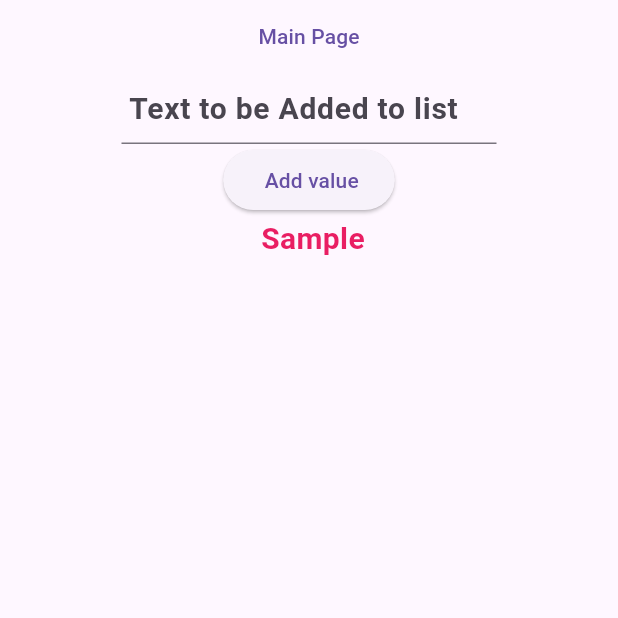
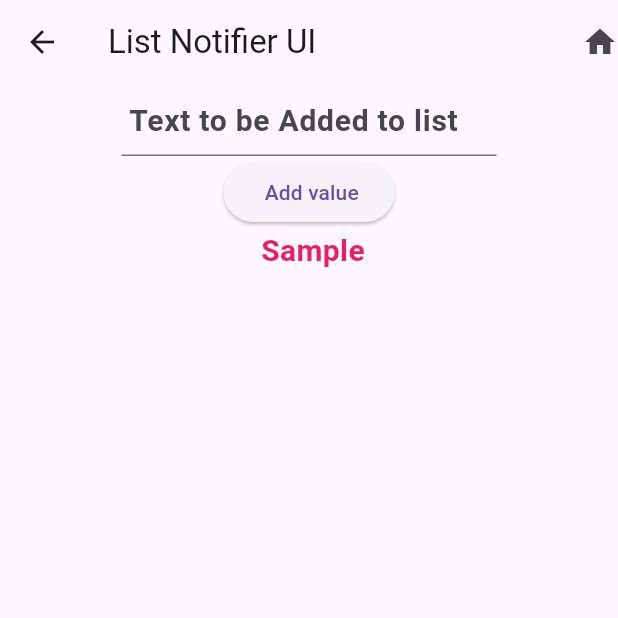
Before and after one commit to jinosh05/flutter_provider_example, a Flutter app: the ListPage screen opened directly, on a phone screen of 412 x 824 dp, the top half of it. Run offline on Flutter 3.47's test engine with Material 3 defaults, Android fonts, the light colour scheme and no system bars.

Commit message:
UI updated in ListPage

```diff
--- a/lib/list_view_screen.dart
+++ b/lib/list_view_screen.dart
@@ -28,16 +28,24 @@ class ListPageState extends State<ListPage> {
   @override
   Widget build(BuildContext context) {
     return Scaffold(
+      appBar: AppBar(
+        title: const Text("List Notifier UI"),
+        actions: [
+          InkWell(
+            onTap: () {
+              Navigator.of(context)
+                  .push(MaterialPageRoute(builder: (context) => const MyApp()));
+            },
+            child: const Icon(
+              Icons.home,
+            ),
+          )
+        ],
+      ),
       body: SafeArea(
         child: SingleChildScrollView(
           child: Column(
             children: [
-              TextButton(
-                  onPressed: () {
-                    Navigator.of(context).push(
-                        MaterialPageRoute(builder: (context) => const MyApp()));
-                  },
-                  child: const Text("Main Page")),
               SizedBox(
                 width: 250,
                 child: TextFormField(
--- a/lib/second_screen.dart
+++ b/lib/second_screen.dart
@@ -1,12 +1,12 @@
 import 'package:flutter/material.dart';
+import 'package:prov_eg/list_view_screen.dart';
 import 'package:prov_eg/notifier.dart';
-import 'package:prov_eg/list_view_screen.dart';
 import 'package:provider/provider.dart';
 
 class NewPage extends StatefulWidget {
   const NewPage({
-    Key? key,
-  }) : super(key: key);
+    super.key,
+  });
 
   @override
   NewPageState createState() => NewPageState();
```
